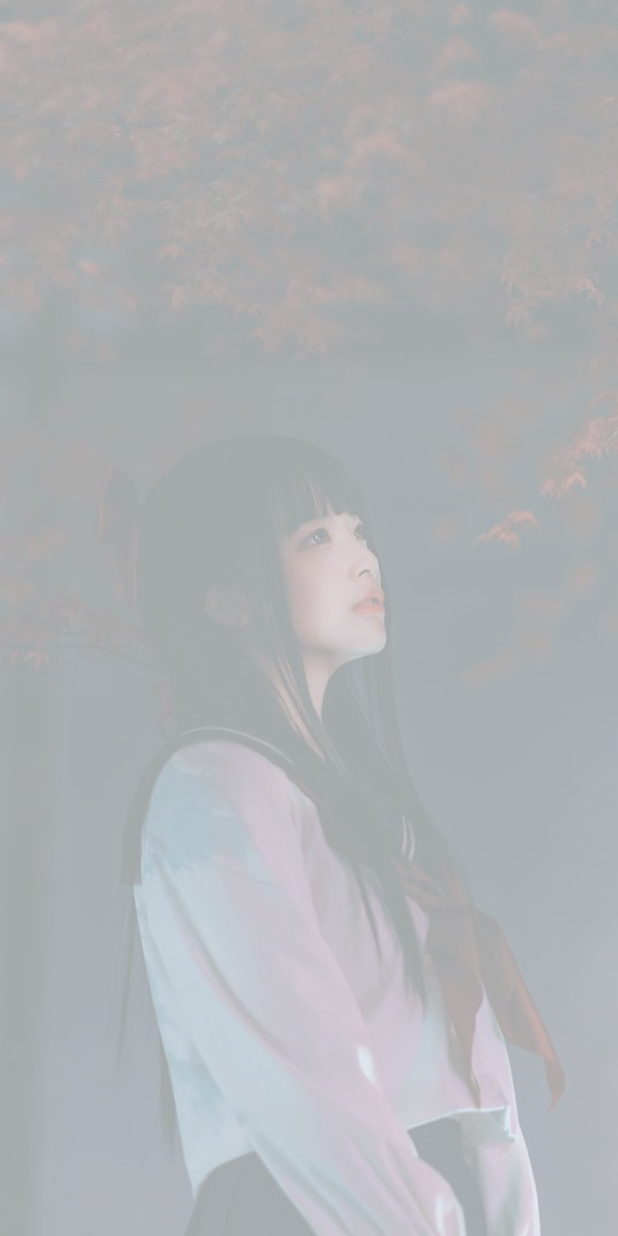
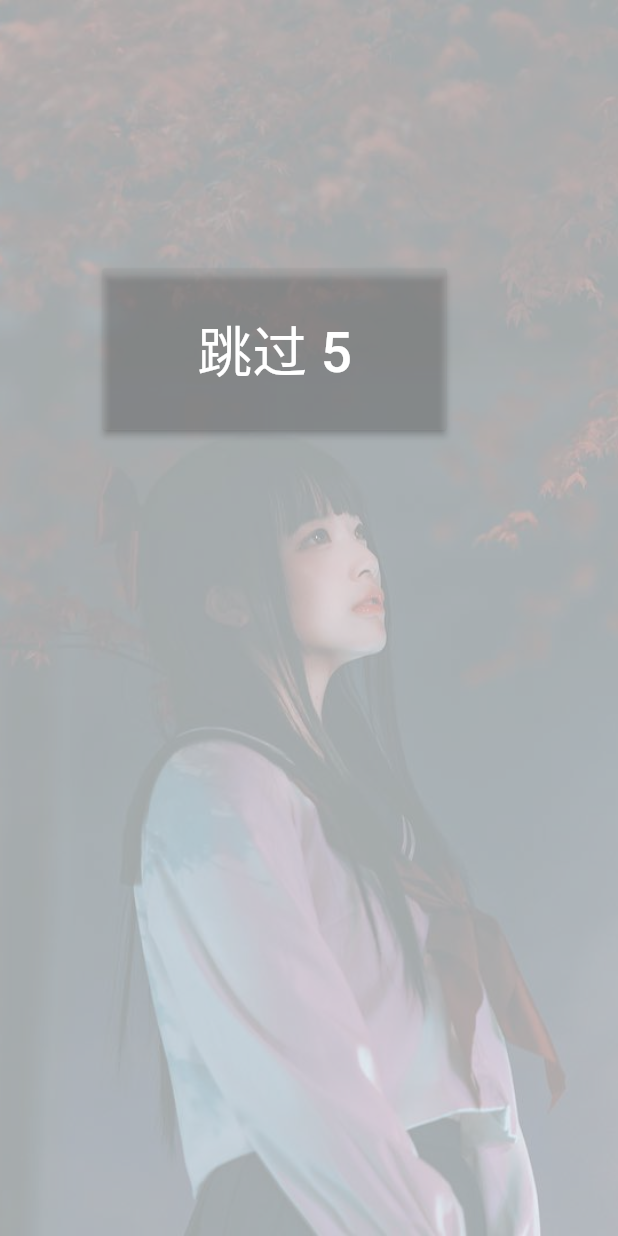
Before and after one commit to curtainTan/music, a Flutter app: the first screen one second after launch, on a phone screen of 412 x 824 dp. Run offline on Flutter 3.47's test engine with Material 2 defaults, Android fonts, the phone set to English and light mode, and no system bars; our stand-ins replace audioplayers, dio, event_bus, extended_image, fluro, flutter_screenutil and 4 more; missing offline and left inert: extended_tabs, provide; statements that could not run were skipped.

Commit message:
修改splah时间，并打包

```diff
--- a/lib/provider/play_music.dart
+++ b/lib/provider/play_music.dart
@@ -168,7 +168,6 @@ class PlayMusic with ChangeNotifier{
     playerCompleteSubscription = audioPlayer.onPlayerStateChanged.listen((onData){
       if( onData == AudioPlayerState.COMPLETED ){
         if( atimer == null ){
-          print("-------我要看看到底播放完成后，这里执行了几遍---------播放完成------------");
           position = Duration( seconds: 0 );
           nowLyricIndex = 0;
           nextPlay();
--- a/lib/views/splash.dart
+++ b/lib/views/splash.dart
@@ -3,6 +3,7 @@ import 'dart:async';
 import 'package:flutter_screenutil/flutter_screenutil.dart';
 import 'package:provide/provide.dart';
 import 'package:shared_preferences/shared_preferences.dart';
+import 'package:fluttertoast/fluttertoast.dart';
 
 
 import '../routers/route.dart';
@@ -18,9 +19,10 @@ class _SplashScreenState extends State<SplashScreen> with SingleTickerProviderSt
 
   AnimationController _animationController;
   Animation _animation;
-  Timer _timer;
+  Timer _timer, _timer2;
   SharedPreferences pref;
   bool isLoged = false;
+  int count = 5;
 
   @override
   void initState() {
@@ -31,10 +33,14 @@ class _SplashScreenState extends State<SplashScreen> with SingleTickerProviderSt
       duration: Duration(milliseconds: 2000),
     );
     _animation =Tween( begin: 0.0, end: 1.0 ).animate(_animationController);
+    _timer2 = Timer.periodic( Duration( seconds: 1 ) , ( mytimer ){
+      setState(() {
+        count -= 1;
+      });
+    });
 
     _animation.addStatusListener( ( status ){
       if( status ==AnimationStatus.completed ){
-
         _timer =Timer( Duration(seconds: 3) , (){
           if( isLoged ){
             Routes.router.navigateTo(context, '/', clearStack: true );
@@ -59,6 +65,7 @@ class _SplashScreenState extends State<SplashScreen> with SingleTickerProviderSt
   void dispose() {
     _animationController.dispose();
     _timer.cancel();
+    _timer2.cancel();
     super.dispose();
   }
 
@@ -81,12 +88,45 @@ class _SplashScreenState extends State<SplashScreen> with SingleTickerProviderSt
   @override
   Widget build(BuildContext context) {
     ScreenUtil.instance =ScreenUtil()..init(context);
-    return FadeTransition(
-      opacity: _animation,
-      child: Image.asset(
-        "asset/image/3.jpg",
-        fit: BoxFit.fitHeight,
-      ),
+    return Stack(
+      children: <Widget>[
+        FadeTransition(
+          opacity: _animation,
+          child: Image.asset(
+            "asset/image/3.jpg",
+            fit: BoxFit.fitHeight,
+            height: ScreenUtil().setHeight(1920),
+            width: ScreenUtil().setWidth(1080),
+          ),
+        ),
+        Container(
+          padding: EdgeInsets.only(
+            top: ScreenUtil().setHeight( 150 ),
+            right: ScreenUtil().setWidth( 100 )
+          ),
+          alignment: Alignment.topRight,
+          child: Container(
+            height: ScreenUtil().setHeight( 90 ),
+            width: ScreenUtil().setWidth( 200 ),
+            child: RaisedButton(
+              color: Colors.grey.withOpacity(0.3),
+              padding: EdgeInsets.only(),
+              onPressed: (){
+                Fluttertoast.showToast(
+                  msg: "别想了.不给跳.....",
+                  toastLength: Toast.LENGTH_SHORT,
+                  gravity: ToastGravity.CENTER,
+                  timeInSecForIos: 1,
+                  backgroundColor: Colors.red,
+                  textColor: Colors.white,
+                  fontSize: ScreenUtil().setSp(40)
+                );
+              },
+              child: Text("跳过 $count", style: TextStyle( fontSize: ScreenUtil().setSp(32), color: Colors.white ),),
+            ),
+          )
+        )
+      ],
     );
   }
 }
--- a/lib/views/user/main.dart
+++ b/lib/views/user/main.dart
@@ -68,9 +68,6 @@ class _UserMainState extends State<UserMain> with TickerProviderStateMixin {
   void didChangeDependencies() {
     super.didChangeDependencies();
 
-    print("---------用户id-------${widget.uid}");
-
-
     _getInfoData( widget.uid );
     _getuserPlayList( widget.uid );
   }
@@ -90,7 +87,6 @@ class _UserMainState extends State<UserMain> with TickerProviderStateMixin {
   void _getuserPlayList( id ) async {
     await requestGet("userPlaylist", formData: { "uid": id.toString() }).then((res){
       Provide.value<UserDataProvide>(context).setUserPlayList(res);
-      print("-----此目录lib\\views\\user\\main.dart----------------数据获取成功--------");
     });
   }
 
```
